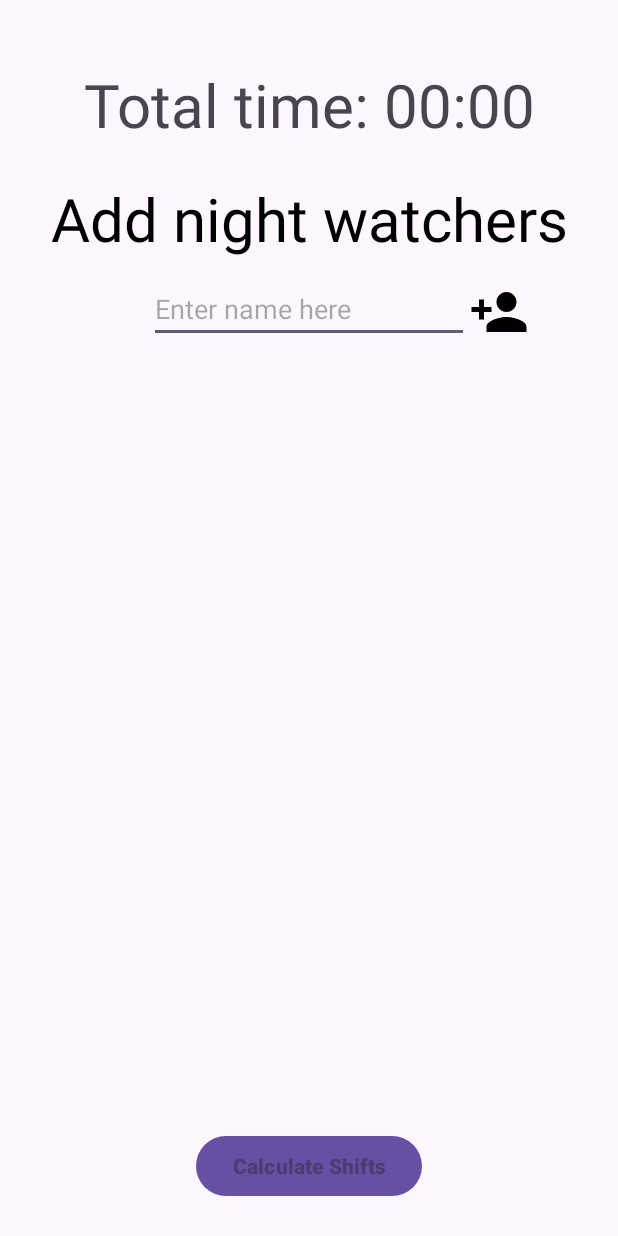
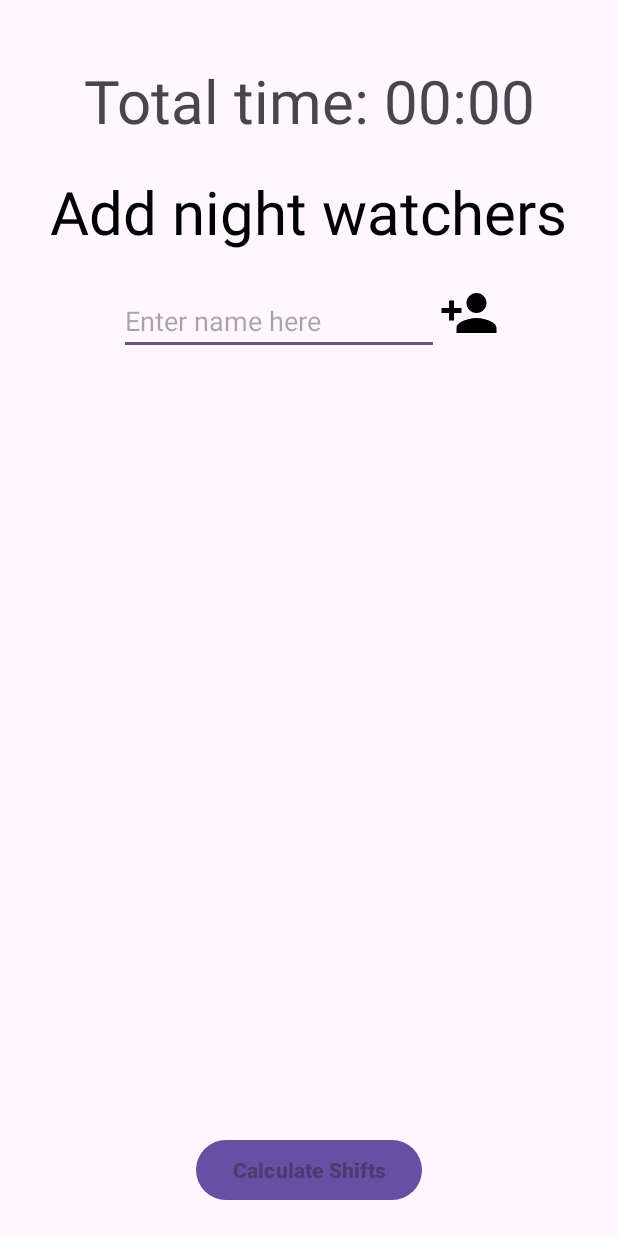
Before and after one commit to W3r7y/Night_Watch, an Android app: the screen it shows after launch (ChoosePeopleActivity), after a tap on an icon or button, on a phone screen of 412 x 824 dp. Run offline under Robolectric (Android 15) with nearby library versions, the phone set to English and light mode, and no system bars.

Commit message:
Layout improvement for activity_main.xml and choose_people_activity.xml

```diff
--- a/app/src/main/java/com/example/myapplication/ListViewAdapter.java
+++ b/app/src/main/java/com/example/myapplication/ListViewAdapter.java
@@ -33,6 +33,7 @@ public class ListViewAdapter extends ArrayAdapter<String> {
         if(convertView == null){
             LayoutInflater layoutInflater = (LayoutInflater) context.getSystemService(Activity.LAYOUT_INFLATER_SERVICE);
             convertView = layoutInflater.inflate(R.layout.list_row, null);
+            //convertView.setMinimumHeight(parent.getHeight() / getCount());
 
             TextView number = convertView.findViewById(R.id.number);
             number.setText(position + 1 + ".");
--- a/app/src/main/res/layout/choose_people_activity.xml
+++ b/app/src/main/res/layout/choose_people_activity.xml
@@ -7,6 +7,12 @@
     android:layout_height="match_parent"
     android:layout_gravity="center"
     tools:context=".ChoosePeopleActivity">
+
+    <LinearLayout
+        android:layout_width="match_parent"
+        android:layout_height="match_parent"
+        android:orientation="vertical"
+        android:gravity="center">
 
     <TextView
         android:id="@+id/time_difference_tv"
@@ -30,20 +36,26 @@
         android:textColor="@color/black"
         android:textSize="40sp"
         android:gravity="center"
-        app:layout_constraintBottom_toTopOf="@+id/input"
+        app:layout_constraintBottom_toTopOf="@+id/linearInput"
         app:layout_constraintEnd_toEndOf="parent"
         app:layout_constraintStart_toStartOf="parent"
         app:layout_constraintTop_toBottomOf="@+id/time_difference_tv"
         android:layout_marginTop="20sp" />
 
+    <LinearLayout
+        android:id="@+id/linearInput"
+        android:layout_width="wrap_content"
+        android:layout_height="wrap_content"
+        app:layout_constraintTop_toBottomOf="@+id/choose_people_tv"
+        app:layout_constraintBottom_toTopOf="@+id/list_view"
+        app:layout_constraintEnd_toEndOf="parent"
+        app:layout_constraintStart_toStartOf="parent"
+        android:layout_margin="15dp">
 
     <EditText
             android:id="@+id/input"
             android:layout_width="wrap_content"
             android:layout_height="wrap_content"
-        android:layout_centerInParent="true"
-        android:layout_centerHorizontal="true"
-        android:layout_centerVertical="true"
             android:layout_marginTop="8dp"
             android:layout_marginBottom="20dp"
             android:ems="10"
@@ -51,7 +63,7 @@
             app:layout_constraintBottom_toTopOf="@+id/list_view"
             app:layout_constraintEnd_toEndOf="parent"
             app:layout_constraintStart_toStartOf="parent"
-        app:layout_constraintTop_toBottomOf="@+id/choose_people_tv" />
+            app:layout_constraintRight_toLeftOf="@+id/add"/>
 
         <ImageView
             android:id="@+id/add"
@@ -59,18 +71,17 @@
             android:layout_height="40sp"
             android:layout_centerVertical="true"
             android:src="@drawable/add_person"
-        android:layout_marginTop="15dp"
-        app:layout_constraintTop_toBottomOf="@+id/choose_people_tv"
-        app:layout_constraintLeft_toRightOf="@+id/input"
+            android:layout_marginTop="5dp"
             />
+    </LinearLayout>
 
     <ListView
         android:id="@+id/list_view"
-        android:layout_width="470dp"
-        android:layout_height="500dp"
+        android:layout_width="match_parent"
+        android:layout_height="wrap_content"
+        android:layout_weight="1"
         app:layout_constraintLeft_toLeftOf="parent"
-
-        app:layout_constraintTop_toBottomOf="@id/input"
+        app:layout_constraintTop_toBottomOf="@id/linearInput"
         app:layout_constraintBottom_toTopOf="@+id/calculate_shifts_button"
 
         />
@@ -90,7 +101,5 @@
         app:layout_constraintBottom_toBottomOf="parent"
         android:layout_marginBottom="20dp"
         />
-
-
-
+    </LinearLayout>
 </androidx.constraintlayout.widget.ConstraintLayout>
--- a/app/src/main/res/layout/list_row.xml
+++ b/app/src/main/res/layout/list_row.xml
@@ -29,11 +29,11 @@
 
     <ImageView
         android:id="@+id/delete"
-        android:layout_width="22sp"
-        android:layout_height="22sp"
+        android:layout_width="25sp"
+        android:layout_height="25sp"
         android:layout_centerVertical="true"
         android:src="@drawable/remove_person"
-        android:layout_marginEnd="100sp"
+        android:layout_marginEnd="28sp"
         app:layout_constraintEnd_toEndOf="parent" />
 
 </androidx.constraintlayout.widget.ConstraintLayout>
```
Lines whose indentation alone changed are shown as unchanged.
